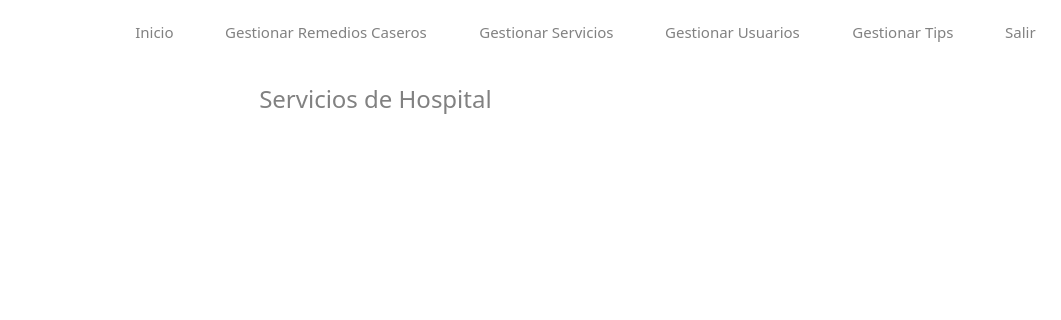
Above: hospital-Core/Widgets/Administrador/administrador_servicios_hospital.ui from MrDanielG/Hospital-SCRUM before the change; both pictures show x 305 to 1366 and y 0 to 320 of the 1366 by 750 pixel window. Below: the same form after it.
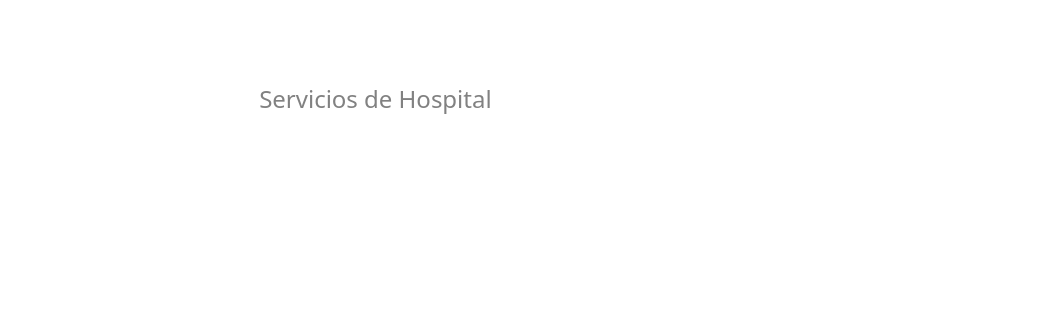
That is the form after the change.

Commit message: Menus Alternos

What changed in the file:
```diff
--- a/hospital-Core/Widgets/Administrador/administrador_servicios_hospital.ui
+++ b/hospital-Core/Widgets/Administrador/administrador_servicios_hospital.ui
@@ -29,264 +29,6 @@
     <string/>
    </property>
   </widget>
-  <widget class="QWidget" name="layoutWidget">
-   <property name="geometry">
-    <rect>
-     <x>440</x>
-     <y>20</y>
-     <width>901</width>
-     <height>24</height>
-    </rect>
-   </property>
-   <layout class="QHBoxLayout" name="menu_layout1">
-    <item>
-     <widget class="QPushButton" name="btn_inicio">
-      <property name="font">
-       <font>
-        <family>Montserrat</family>
-        <pointsize>11</pointsize>
-        <weight>50</weight>
-        <bold>false</bold>
-       </font>
-      </property>
-      <property name="cursor">
-       <cursorShape>PointingHandCursor</cursorShape>
-      </property>
-      <property name="styleSheet">
-       <string notr="true">*{
-	border: none;
-	background: none;
-	color: #818181;
-}
-
-:hover {
-	color: black;
-}
-
-</string>
-      </property>
-      <property name="text">
-       <string>Inicio</string>
-      </property>
-     </widget>
-    </item>
-    <item>
-     <spacer name="horizontalSpacer">
-      <property name="orientation">
-       <enum>Qt::Horizontal</enum>
-      </property>
-      <property name="sizeHint" stdset="0">
-       <size>
-        <width>40</width>
-        <height>20</height>
-       </size>
-      </property>
-     </spacer>
-    </item>
-    <item>
-     <widget class="QPushButton" name="btn_gestion_remedios">
-      <property name="font">
-       <font>
-        <family>Montserrat</family>
-        <pointsize>11</pointsize>
-        <weight>50</weight>
-        <bold>false</bold>
-       </font>
-      </property>
-      <property name="cursor">
-       <cursorShape>PointingHandCursor</cursorShape>
-      </property>
-      <property name="styleSheet">
-       <string notr="true">*{
-	border: none;
-	background: none;
-	color: #818181;
-}
-
-:hover {
-	color: black;
-}
-</string>
-      </property>
-      <property name="text">
-       <string>Gestionar Remedios Caseros</string>
-      </property>
-     </widget>
-    </item>
-    <item>
-     <spacer name="horizontalSpacer_2">
-      <property name="orientation">
-       <enum>Qt::Horizontal</enum>
-      </property>
-      <property name="sizeHint" stdset="0">
-       <size>
-        <width>40</width>
-        <height>20</height>
-       </size>
-      </property>
-     </spacer>
-    </item>
-    <item>
-     <widget class="QPushButton" name="btn_gestionar_servicios">
-      <property name="font">
-       <font>
-        <family>Montserrat</family>
-        <pointsize>11</pointsize>
-        <weight>50</weight>
-        <bold>false</bold>
-       </font>
-      </property>
-      <property name="cursor">
-       <cursorShape>PointingHandCursor</cursorShape>
-      </property>
-      <property name="styleSheet">
-       <string notr="true">*{
-	border: none;
-	background: none;
-	color: #818181;
-}
-
-:hover {
-	color: black;
-}
-</string>
-      </property>
-      <property name="text">
-       <string>Gestionar Servicios</string>
-      </property>
-     </widget>
-    </item>
-    <item>
-     <spacer name="horizontalSpacer_3">
-      <property name="orientation">
-       <enum>Qt::Horizontal</enum>
-      </property>
-      <property name="sizeHint" stdset="0">
-       <size>
-        <width>40</width>
-        <height>20</height>
-       </size>
-      </property>
-     </spacer>
-    </item>
-    <item>
-     <widget class="QPushButton" name="btn_gestionar_usuarios">
-      <property name="font">
-       <font>
-        <family>Montserrat</family>
-        <pointsize>11</pointsize>
-        <weight>50</weight>
-        <bold>false</bold>
-       </font>
-      </property>
-      <property name="cursor">
-       <cursorShape>PointingHandCursor</cursorShape>
-      </property>
-      <property name="styleSheet">
-       <string notr="true">*{
-	border: none;
-	background: none;
-	color: #818181;
-}
-
-:hover {
-	color: black;
-}
-</string>
-      </property>
-      <property name="text">
-       <string>Gestionar Usuarios</string>
-      </property>
-     </widget>
-    </item>
-    <item>
-     <spacer name="horizontalSpacer_4">
-      <property name="orientation">
-       <enum>Qt::Horizontal</enum>
-      </property>
-      <property name="sizeHint" stdset="0">
-       <size>
-        <width>40</width>
-        <height>20</height>
-       </size>
-      </property>
-     </spacer>
-    </item>
-    <item>
-     <widget class="QPushButton" name="btn_gestionar_tips">
-      <property name="font">
-       <font>
-        <family>Montserrat</family>
-        <pointsize>11</pointsize>
-        <weight>50</weight>
-        <bold>false</bold>
-       </font>
-      </property>
-      <property name="cursor">
-       <cursorShape>PointingHandCursor</cursorShape>
-      </property>
-      <property name="styleSheet">
-       <string notr="true">*{
-	border: none;
-	background: none;
-	color: #818181;
-}
-
-:hover {
-	color: black;
-}
-</string>
-      </property>
-      <property name="text">
-       <string>Gestionar Tips</string>
-      </property>
-     </widget>
-    </item>
-    <item>
-     <spacer name="horizontalSpacer_5">
-      <property name="orientation">
-       <enum>Qt::Horizontal</enum>
-      </property>
-      <property name="sizeHint" stdset="0">
-       <size>
-        <width>40</width>
-        <height>20</height>
-       </size>
-      </property>
-     </spacer>
-    </item>
-    <item>
-     <widget class="QPushButton" name="btn_salir">
-      <property name="font">
-       <font>
-        <family>Montserrat</family>
-        <pointsize>11</pointsize>
-        <weight>50</weight>
-        <bold>false</bold>
-       </font>
-      </property>
-      <property name="cursor">
-       <cursorShape>PointingHandCursor</cursorShape>
-      </property>
-      <property name="styleSheet">
-       <string notr="true">*{
-	border: none;
-	background: none;
-	color: #818181;
-}
-
-:hover {
-	color: black;
-}
-</string>
-      </property>
-      <property name="text">
-       <string>Salir</string>
-      </property>
-     </widget>
-    </item>
-   </layout>
-  </widget>
   <widget class="QLabel" name="label_2">
    <property name="geometry">
     <rect>
```
The commit also changes 8 other files.
